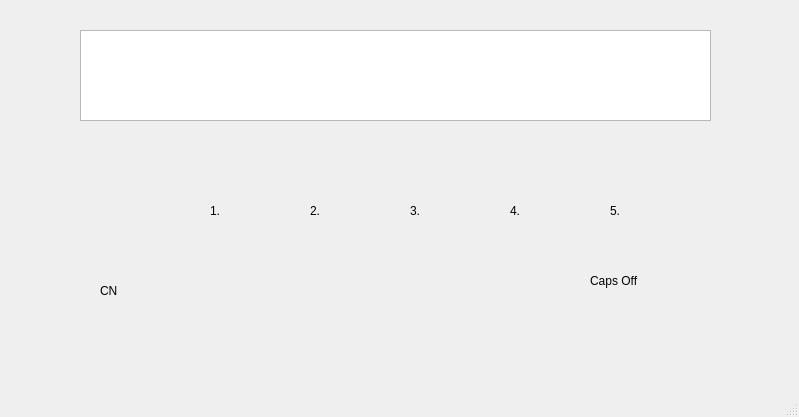
First picture: the form in mainwindow.ui, repository XuPlusC/ChineseInputMethodBasedOnQt, before the edit.
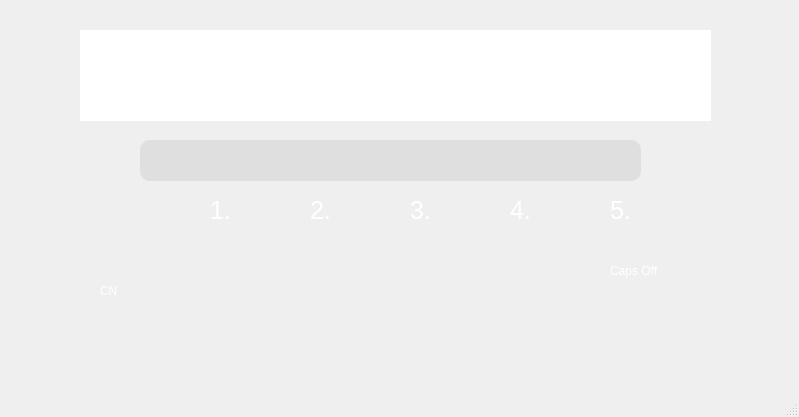
Second picture: the form after the edit. Icons and pictures are not drawn.

Commit message: added personalize dict

What changed in the file:
```diff
--- a/mainwindow.ui
+++ b/mainwindow.ui
@@ -10,13 +10,36 @@
     <height>417</height>
    </rect>
   </property>
+  <property name="minimumSize">
+   <size>
+    <width>799</width>
+    <height>417</height>
+   </size>
+  </property>
+  <property name="maximumSize">
+   <size>
+    <width>799</width>
+    <height>417</height>
+   </size>
+  </property>
   <property name="windowTitle">
-   <string>MainWindow</string>
+   <string>输入法演示窗口</string>
+  </property>
+  <property name="windowIcon">
+   <iconset>
+    <normaloff>F:/个性化/710枚白色图标/bdllq.ico</normaloff>F:/个性化/710枚白色图标/bdllq.ico</iconset>
   </property>
   <property name="styleSheet">
-   <string notr="true"/>
+   <string notr="true">#MainWindow{
+	background:url(&quot;background.JPG&quot;);
+}</string>
   </property>
   <widget class="QWidget" name="centralWidget">
+   <property name="styleSheet">
+    <string notr="true">#centralWidget{
+	background:url(&quot;background.jpg&quot;);
+}</string>
+   </property>
    <widget class="QLabel" name="inputDisplayLabel">
     <property name="geometry">
      <rect>
@@ -26,6 +49,14 @@
       <height>41</height>
      </rect>
     </property>
+    <property name="styleSheet">
+     <string notr="true">#inputDisplayLabel{
+	color:white;
+	font-size:20px;
+	background:rgb(199, 199, 199, 40%);
+	border-radius:10px;
+}</string>
+    </property>
     <property name="text">
      <string/>
     </property>
@@ -39,6 +70,11 @@
       <height>91</height>
      </rect>
     </property>
+    <property name="styleSheet">
+     <string notr="true">#textEdit{
+	border-radius:50px;
+}</string>
+    </property>
    </widget>
    <widget class="QLabel" name="statusLabel">
     <property name="geometry">
@@ -49,6 +85,11 @@
       <height>61</height>
      </rect>
     </property>
+    <property name="styleSheet">
+     <string notr="true">#statusLabel{
+	color:white;
+}</string>
+    </property>
     <property name="text">
      <string>CN</string>
     </property>
@@ -62,12 +103,17 @@
    <widget class="QLabel" name="capsLock">
     <property name="geometry">
      <rect>
-      <x>590</x>
-      <y>250</y>
+      <x>610</x>
+      <y>240</y>
       <width>91</width>
       <height>61</height>
      </rect>
     </property>
+    <property name="styleSheet">
+     <string notr="true">#capsLock{
+	color:white;
+}</string>
+    </property>
     <property name="text">
      <string>Caps Off</string>
     </property>
@@ -87,6 +133,14 @@
       <height>41</height>
      </rect>
     </property>
+    <property name="styleSheet">
+     <string notr="true">#wordLabel_1{
+	background:rgb(138,138,138,0%);
+	font-size:25px;
+	border-radius:5px;	
+	color:white;
+}</string>
+    </property>
     <property name="text">
      <string>1.</string>
     </property>
@@ -100,6 +154,14 @@
       <height>41</height>
      </rect>
     </property>
+    <property name="styleSheet">
+     <string notr="true">#wordLabel_2{
+	background:rgb(138,138,138,0%);
+	font-size:25px;
+	border-radius:5px;	
+	color:white;
+}</string>
+    </property>
     <property name="text">
      <string>2.</string>
     </property>
@@ -113,6 +175,14 @@
       <height>41</height>
      </rect>
     </property>
+    <property name="styleSheet">
+     <string notr="true">#wordLabel_3{
+	background:rgb(138,138,138,0%);
+	font-size:25px;
+	border-radius:5px;	
+	color:white;
+}</string>
+    </property>
     <property name="text">
      <string>3.</string>
     </property>
@@ -126,6 +196,14 @@
       <height>41</height>
      </rect>
     </property>
+    <property name="styleSheet">
+     <string notr="true">#wordLabel_4{
+	background:rgb(138,138,138,0%);
+	font-size:25px;
+	border-radius:5px;	
+	color:white;
+}</string>
+    </property>
     <property name="text">
      <string>4.</string>
     </property>
@@ -139,6 +217,13 @@
       <height>41</height>
      </rect>
     </property>
+    <property name="styleSheet">
+     <string notr="true">#wordLabel_5{
+	font-size:25px;
+	border-radius:5px;	
+	color:white;
+}</string>
+    </property>
     <property name="text">
      <string>5.</string>
     </property>
@@ -150,7 +235,7 @@
      <x>0</x>
      <y>0</y>
      <width>799</width>
-     <height>25</height>
+     <height>26</height>
     </rect>
    </property>
   </widget>
```
The commit also changes 2 other files.
